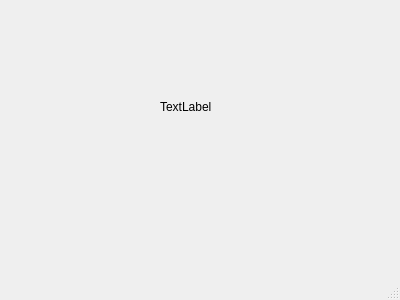
tobby88/ros-tapi-gui, file src/apigui.ui: the form before one commit.
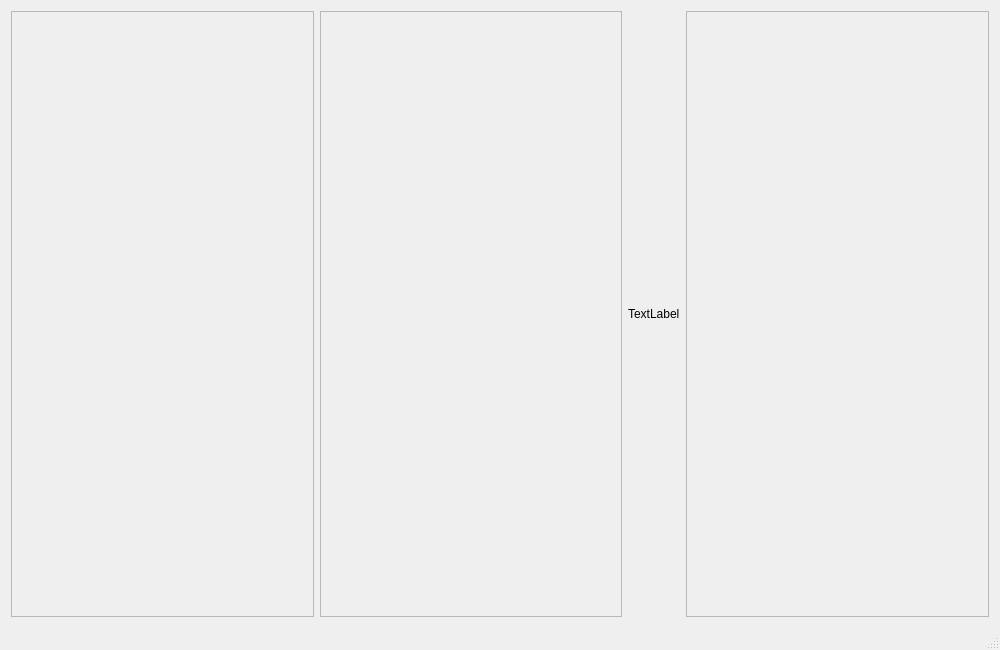
The form after the commit.

Commit message: Better ui layout?

```diff
--- a/src/apigui.ui
+++ b/src/apigui.ui
@@ -6,27 +6,86 @@
    <rect>
     <x>0</x>
     <y>0</y>
-    <width>400</width>
-    <height>300</height>
+    <width>1000</width>
+    <height>650</height>
    </rect>
   </property>
   <property name="windowTitle">
    <string>ApiGui</string>
   </property>
   <widget class="QWidget" name="centralWidget">
-   <widget class="QLabel" name="TestLabel">
-    <property name="geometry">
-     <rect>
-      <x>160</x>
-      <y>100</y>
-      <width>59</width>
-      <height>14</height>
-     </rect>
-    </property>
-    <property name="text">
-     <string>TextLabel</string>
-    </property>
-   </widget>
+   <layout class="QHBoxLayout" name="horizontalLayout">
+    <item>
+     <widget class="QScrollArea" name="scrollAreaSender">
+      <property name="minimumSize">
+       <size>
+        <width>20</width>
+        <height>0</height>
+       </size>
+      </property>
+      <property name="widgetResizable">
+       <bool>true</bool>
+      </property>
+      <widget class="QWidget" name="scrollAreaWidgetContents">
+       <property name="geometry">
+        <rect>
+         <x>0</x>
+         <y>0</y>
+         <width>300</width>
+         <height>608</height>
+        </rect>
+       </property>
+      </widget>
+     </widget>
+    </item>
+    <item>
+     <widget class="QScrollArea" name="scrollAreaConnections">
+      <property name="widgetResizable">
+       <bool>true</bool>
+      </property>
+      <widget class="QWidget" name="scrollAreaWidgetContents_3">
+       <property name="geometry">
+        <rect>
+         <x>0</x>
+         <y>0</y>
+         <width>299</width>
+         <height>608</height>
+        </rect>
+       </property>
+      </widget>
+     </widget>
+    </item>
+    <item>
+     <widget class="QLabel" name="TestLabel">
+      <property name="text">
+       <string>TextLabel</string>
+      </property>
+     </widget>
+    </item>
+    <item>
+     <widget class="QScrollArea" name="scrollAreaReceiver">
+      <property name="minimumSize">
+       <size>
+        <width>20</width>
+        <height>0</height>
+       </size>
+      </property>
+      <property name="widgetResizable">
+       <bool>true</bool>
+      </property>
+      <widget class="QWidget" name="scrollAreaWidgetContents_2">
+       <property name="geometry">
+        <rect>
+         <x>0</x>
+         <y>0</y>
+         <width>300</width>
+         <height>608</height>
+        </rect>
+       </property>
+      </widget>
+     </widget>
+    </item>
+   </layout>
   </widget>
   <widget class="QStatusBar" name="statusBar"/>
  </widget>
```
